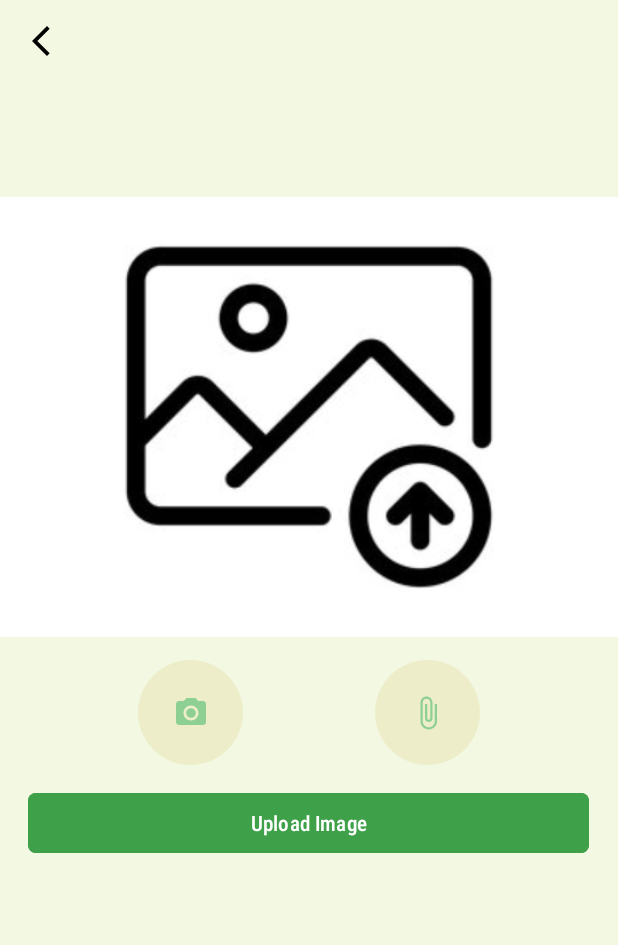
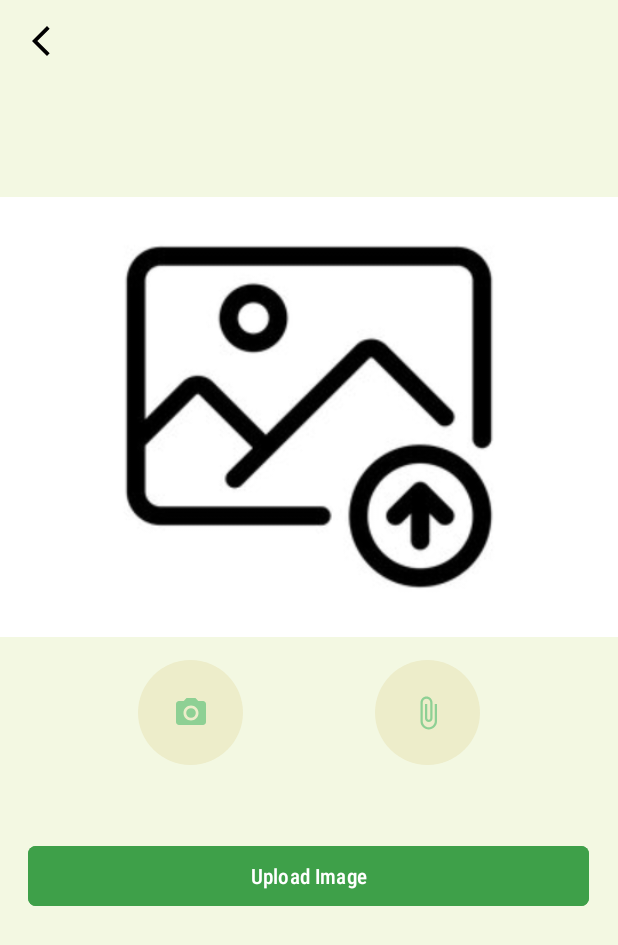
Before and after one commit to cheecheongfun/DSCP_grpA, an Android app: the UploadImage screen opened directly, with no data from a screen before it, on a phone screen of 412 x 824 dp. Shown: the top 945 px of the screen. Run offline under Robolectric (Android 15) with nearby library versions, the phone set to English and light mode, and no system bars; our stand-ins replace Firebase (no records; nobody signed in at launch, a user with empty details on screens opened directly); pictures from the network do not load.

Commit message:
ui fixes

```diff
--- a/App/GreenCycle/app/src/main/res/layout/activity_upload_image.xml
+++ b/App/GreenCycle/app/src/main/res/layout/activity_upload_image.xml
@@ -50,11 +50,9 @@
         android:id="@+id/btnUploadImage"
         android:layout_width="374dp"
         android:layout_height="wrap_content"
-        android:layout_below="@+id/imageView"
-
-        android:layout_marginTop="100dp"
+        android:layout_below="@+id/btnUseCamera"
+        android:layout_marginTop="50dp"
         android:layout_centerHorizontal="true"
-        android:layout_marginBottom="330dp"
         android:backgroundTint="@color/mid_green"
         android:text="Upload Image"
         app:cornerRadius="5dp" />
```
